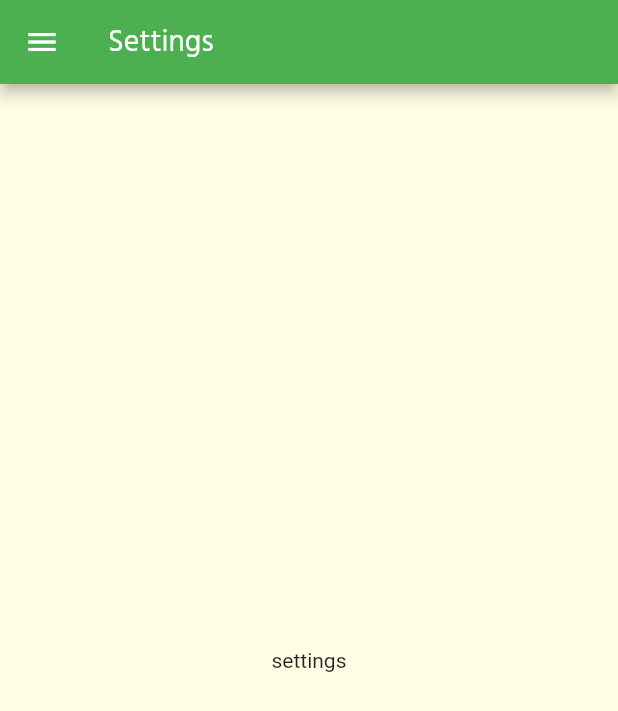
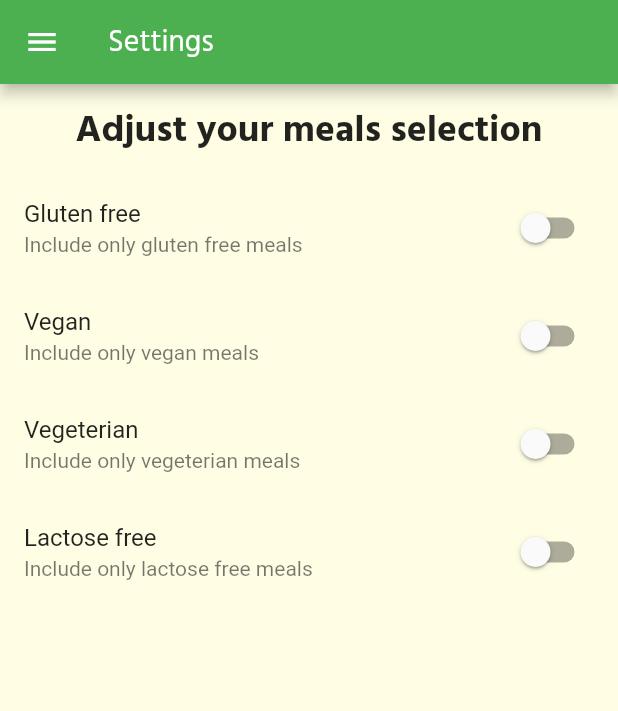
Before and after one commit to DimaMamaev/flutter-nav, a Flutter app: the SettingsScreen screen opened by its route, on a phone screen of 412 x 824 dp. Shown: the top 711 px of the screen. Run offline on Flutter 3.47's test engine with Material 2 defaults, Android fonts, the phone set to English and light mode, and no system bars.

Commit message:
created settings screen with switchers

```diff
--- a/lib/screens/settings/settings.dart
+++ b/lib/screens/settings/settings.dart
@@ -1,8 +1,33 @@
 import 'package:flutter/material.dart';
 import 'package:menuApp/components/main-drawer/main-drawer.dart';
 
-class SettingsScreen extends StatelessWidget {
+class SettingsScreen extends StatefulWidget {
   static const String routeName = '/settings-screen';
+
+  @override
+  _SettingsScreenState createState() => _SettingsScreenState();
+}
+
+class _SettingsScreenState extends State<SettingsScreen> {
+  bool _glutenFree = false;
+  bool _vegan = false;
+  bool _vegetarian = false;
+  bool _lactoseFree = false;
+
+  Widget switcher(
+    String title,
+    bool value,
+    String subtitle,
+    Function updateValue,
+  ) {
+    return SwitchListTile(
+      title: Text(title),
+      value: value,
+      subtitle: Text(subtitle),
+      onChanged: updateValue,
+    );
+  }
+
   @override
   Widget build(BuildContext context) {
     return Scaffold(
@@ -10,8 +35,45 @@ class SettingsScreen extends StatelessWidget {
         title: const Text('Settings'),
       ),
       drawer: MainDrawer(),
-      body: Center(
-        child: Text('settings'),
+      body: Column(
+        children: [
+          Container(
+            padding: const EdgeInsets.all(10),
+            child: Text(
+              'Adjust your meals selection',
+              style: Theme.of(context).textTheme.headline6,
+            ),
+          ),
+          Expanded(
+            child: ListView(children: [
+              switcher(
+                  'Gluten free', _glutenFree, 'Include only gluten free meals',
+                  (newVal) {
+                setState(() {
+                  _glutenFree = newVal;
+                });
+              }),
+              switcher('Vegan', _vegan, 'Include only vegan meals', (newVal) {
+                setState(() {
+                  _vegan = newVal;
+                });
+              }),
+              switcher(
+                  'Vegeterian', _vegetarian, 'Include only vegeterian meals',
+                  (newVal) {
+                setState(() {
+                  _vegetarian = newVal;
+                });
+              }),
+              switcher('Lactose free', _lactoseFree,
+                  'Include only lactose free meals', (newVal) {
+                setState(() {
+                  _lactoseFree = newVal;
+                });
+              }),
+            ]),
+          )
+        ],
       ),
     );
   }
```
